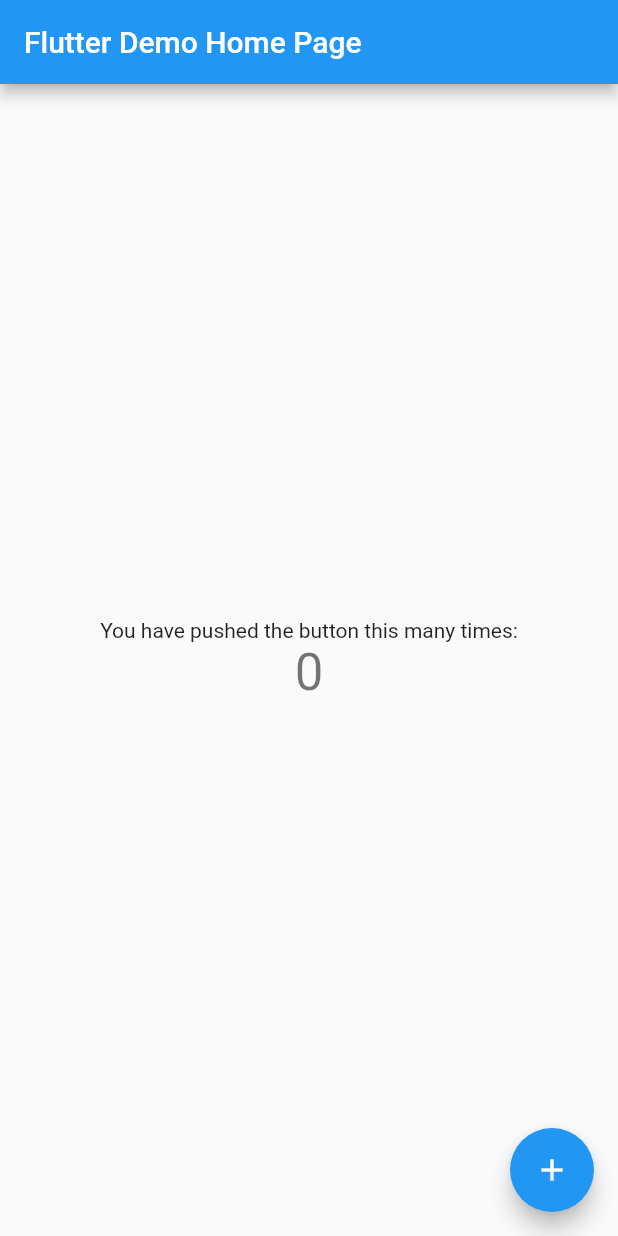
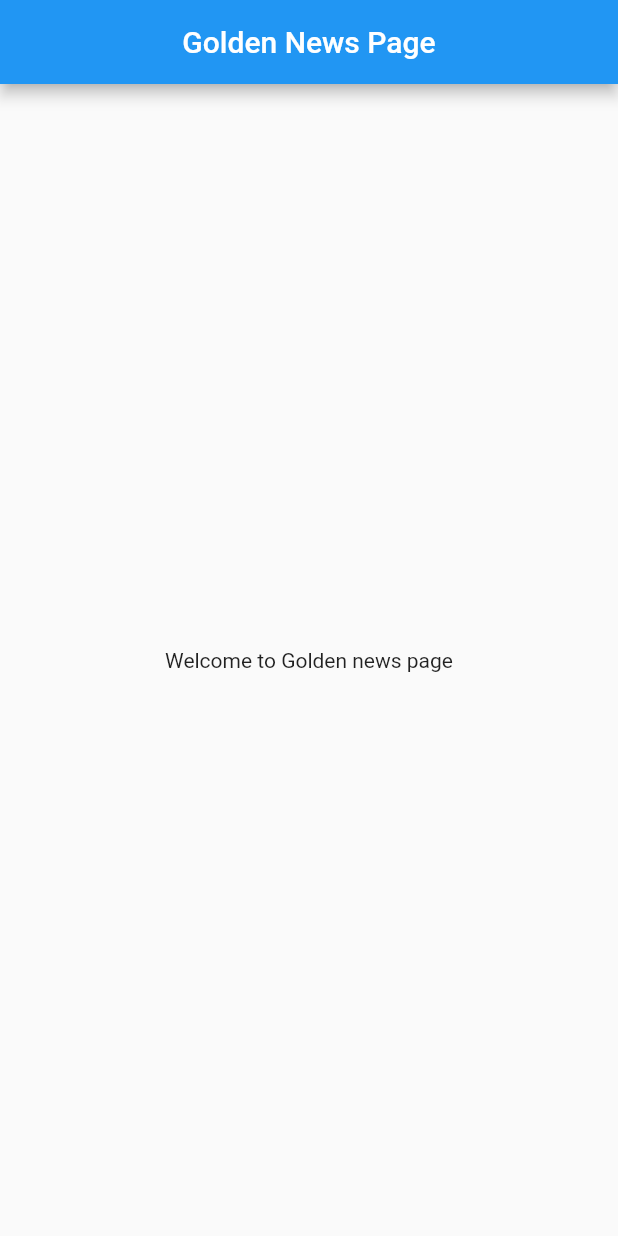
Before and after one commit to XROLE/tutorial_apps, a Flutter app: the screen it shows after launch, on a phone screen of 412 x 824 dp. Run offline on Flutter 3.47's test engine with Material 2 defaults, Android fonts, the phone set to English and light mode, and no system bars; our stand-ins replace dio; network calls fail.

Commit message:
Flutter mvvm implementation

```diff
--- a/lib/main.dart
+++ b/lib/main.dart
@@ -1,4 +1,9 @@
 import 'package:flutter/material.dart';
+import 'package:provider/provider.dart';
+import 'package:tutorial_apps/news-landing-page/view-models/news-article-list-model.dart';
+
+import 'news-landing-page/ui/new-page/news-page.dart';
+
 
 void main() {
   runApp(MyApp());
@@ -10,104 +15,15 @@
   Widget build(BuildContext context) {
     return MaterialApp(
       title: 'Flutter Demo',
+      debugShowCheckedModeBanner: false,
       theme: ThemeData(
-        // This is the theme of your application.
-        //
-        // Try running your application with "flutter run". You'll see the
-        // application has a blue toolbar. Then, without quitting the app, try
-        // changing the primarySwatch below to Colors.green and then invoke
-        // "hot reload" (press "r" in the console where you ran "flutter run",
-        // or simply save your changes to "hot reload" in a Flutter IDE).
-        // Notice that the counter didn't reset back to zero; the application
-        // is not restarted.
         primarySwatch: Colors.blue,
       ),
-      home: MyHomePage(title: 'Flutter Demo Home Page'),
+      home: MultiProvider(
+        providers: [
+          ChangeNotifierProvider(create: (_) => NewsArticleListViewModel())
+        ],
+        child: NewsPage()),
     );
   }
 }
-
-class MyHomePage extends StatefulWidget {
-  MyHomePage({Key? key, required this.title}) : super(key: key);
-
-  // This widget is the home page of your application. It is stateful, meaning
-  // that it has a State object (defined below) that contains fields that affect
-  // how it looks.
-
-  // This class is the configuration for the state. It holds the values (in this
-  // case the title) provided by the parent (in this case the App widget) and
-  // used by the build method of the State. Fields in a Widget subclass are
-  // always marked "final".
-
-  final String title;
-
-  @override
-  _MyHomePageState createState() => _MyHomePageState();
-}
-
-class _MyHomePageState extends State<MyHomePage> {
-  int _counter = 0;
-
-  void _incrementCounter() {
-    setState(() {
-      // This call to setState tells the Flutter framework that something has
-      // changed in this State, which causes it to rerun the build method below
-      // so that the display can reflect the updated values. If we changed
-      // _counter without calling setState(), then the build method would not be
-      // called again, and so nothing would appear to happen.
-      _counter++;
-    });
-  }
-
-  @override
-  Widget build(BuildContext context) {
-    // This method is rerun every time setState is called, for instance as done
-    // by the _incrementCounter method above.
-    //
-    // The Flutter framework has been optimized to make rerunning build methods
-    // fast, so that you can just rebuild anything that needs updating rather
-    // than having to individually change instances of widgets.
-    return Scaffold(
-      appBar: AppBar(
-        // Here we take the value from the MyHomePage object that was created by
-        // the App.build method, and use it to set our appbar title.
-        title: Text(widget.title),
-      ),
-      body: Center(
-        // Center is a layout widget. It takes a single child and positions it
-        // in the middle of the parent.
-        child: Column(
-          // Column is also a layout widget. It takes a list of children and
-          // arranges them vertically. By default, it sizes itself to fit its
-          // children horizontally, and tries to be as tall as its parent.
-          //
-          // Invoke "debug painting" (press "p" in the console, choose the
-          // "Toggle Debug Paint" action from the Flutter Inspector in Android
-          // Studio, or the "Toggle Debug Paint" command in Visual Studio Code)
-          // to see the wireframe for each widget.
-          //
-          // Column has various properties to control how it sizes itself and
-          // how it positions its children. Here we use mainAxisAlignment to
-          // center the children vertically; the main axis here is the vertical
-          // axis because Columns are vertical (the cross axis would be
-          // horizontal).
-          mainAxisAlignment: MainAxisAlignment.center,
-          children: <Widget>[
-            Text(
-              'You have pushed the button this many times:',
-            ),
-            Text(
-              '$_counter',
-              style: Theme.of(context).textTheme.headline4,
-            ),
-          ],
-        ),
-      ),
-      floatingActionButton: FloatingActionButton(
-        onPressed: _incrementCounter,
-        tooltip: 'Increment',
-        child: Icon(Icons.add),
-      ), // This trailing comma makes auto-formatting nicer for build methods.
-    );
-  }
-}
--- /dev/null
+++ b/lib/news-landing-page/news-page/model/news-article.dart
@@ -0,0 +1,66 @@
+class Articles {
+  Source? source;
+  String? author;
+  String? title;
+  String? description;
+  String? url;
+  String? urlToImage;
+  String? publishedAt;
+  String? content;
+
+  Articles(
+      {this.source,
+      this.author,
+      this.title,
+      this.description,
+      this.url,
+      this.urlToImage,
+      this.publishedAt,
+      this.content});
+
+  Articles.fromJson(Map<String, dynamic> json) {
+    source =
+        json['source'] != null ? new Source.fromJson(json['source']) : null;
+    author = json['author'];
+    title = json['title'];
+    description = json['description'];
+    url = json['url'];
+    urlToImage = json['urlToImage'];
+    publishedAt = json['publishedAt'];
+    content = json['content'];
+  }
+
+  Map<String, dynamic> toJson() {
+    final Map<String, dynamic> data = new Map<String, dynamic>();
+    if (this.source != null) {
+      data['source'] = this.source?.toJson();
+    }
+    data['author'] = this.author;
+    data['title'] = this.title;
+    data['description'] = this.description;
+    data['url'] = this.url;
+    data['urlToImage'] = this.urlToImage;
+    data['publishedAt'] = this.publishedAt;
+    data['content'] = this.content;
+    return data;
+  }
+}
+
+class Source {
+  String? id;
+  String? name;
+
+  Source({this.id, this.name});
+
+  Source.fromJson(Map<String, dynamic> json) {
+    id = json['id'];
+    name = json['name'];
+  }
+
+  Map<String, dynamic> toJson() {
+    final Map<String, dynamic> data = new Map<String, dynamic>();
+    data['id'] = this.id;
+    data['name'] = this.name;
+    return data;
+  }
+}
--- /dev/null
+++ b/lib/news-landing-page/service/get-news.dart
@@ -0,0 +1,22 @@
+import 'package:dio/dio.dart';
+import 'package:tutorial_apps/news-landing-page/news-page/model/news-article.dart';
+
+class GetNews {
+  var dio = new Dio();
+
+  Future<List<Articles>> fetchTopHeadlines() async {
+    String url =
+        'https://newsapi.org/v2/everything?q=tesla&from=2021-07-30&sortBy=publishedAt&apiKey=0486108bebef437eb205c1a299a9d393';
+
+    final response = await dio.get(url);
+
+    if (response.statusCode == 200) {
+      final result = response.data;
+
+      Iterable list = result['articles'];
+      return list.map((article) => Articles.fromJson(article)).toList();
+    } else {
+      throw Exception('Failed to fetch news');
+    }
+  }
+}
--- /dev/null
+++ b/lib/news-landing-page/ui/new-page/news-page.dart
@@ -0,0 +1,35 @@
+import 'package:flutter/material.dart';
+import 'package:provider/provider.dart';
+import 'package:tutorial_apps/news-landing-page/view-models/news-article-list-model.dart';
+
+class NewsPage extends StatefulWidget {
+  const NewsPage({Key? key}) : super(key: key);
+
+  @override
+  _NewsPageState createState() => _NewsPageState();
+}
+
+class _NewsPageState extends State<NewsPage> {
+  @override
+  void initState() {
+    Provider.of<NewsArticleListViewModel>(context, listen: false).topHeadLines();
+    super.initState();
+  }
+
+  @override
+  Widget build(BuildContext context) {
+    var listViewModel = Provider.of<NewsArticleListViewModel>(context);
+    print('I am a chosen one ===============> ${listViewModel.loadingStatus}');
+    return Scaffold(
+      appBar: AppBar(
+        title: Text('Golden News Page'),
+        centerTitle: true,
+      ),
+      body: Container(
+        child: Center(
+          child: Text('Welcome to Golden news page'),
+        ),
+      ),
+    );
+  }
+}
--- /dev/null
+++ b/lib/news-landing-page/view-models/news-article-list-model.dart
@@ -0,0 +1,27 @@
+import 'package:flutter/material.dart';
+import 'package:tutorial_apps/news-landing-page/news-page/model/news-article.dart';
+import 'package:tutorial_apps/news-landing-page/service/get-news.dart';
+
+import 'news-article-view-model.dart';
+
+enum LoadingStatus { completed, searching, empty }
+
+class NewsArticleListViewModel with ChangeNotifier {
+  LoadingStatus loadingStatus = LoadingStatus.empty;
+  List<NewsArticleViewModel> articles = <NewsArticleViewModel>[];
+
+  void topHeadLines() async {
+    List<Articles> newsArticles = await GetNews().fetchTopHeadlines();
+    loadingStatus = LoadingStatus.searching;
+    notifyListeners();
+
+    this.articles = newsArticles.map((article) => NewsArticleViewModel(articles: article)).toList();
+
+    if (this.articles.isEmpty) {
+      this.loadingStatus = LoadingStatus.empty;
+    } else {
+      this.loadingStatus = LoadingStatus.completed;
+    }
+    notifyListeners();
+  }
+}
--- a/pubspec.yaml
+++ b/pubspec.yaml
@@ -28,6 +28,9 @@
   # The following adds the Cupertino Icons font to your application.
   # Use with the CupertinoIcons class for iOS style icons.
   cupertino_icons: ^1.0.2
+  dio: ^4.0.0
+  provider: ^5.0.0
+  cached_network_image: ^3.0.0
 
 dev_dependencies:
   flutter_test:
```
Also changed, not shown: lib/news-landing-page/view-models/news-article-view-model.dart (added, +35 -0 lines), pubspec.lock, 6 other files.
